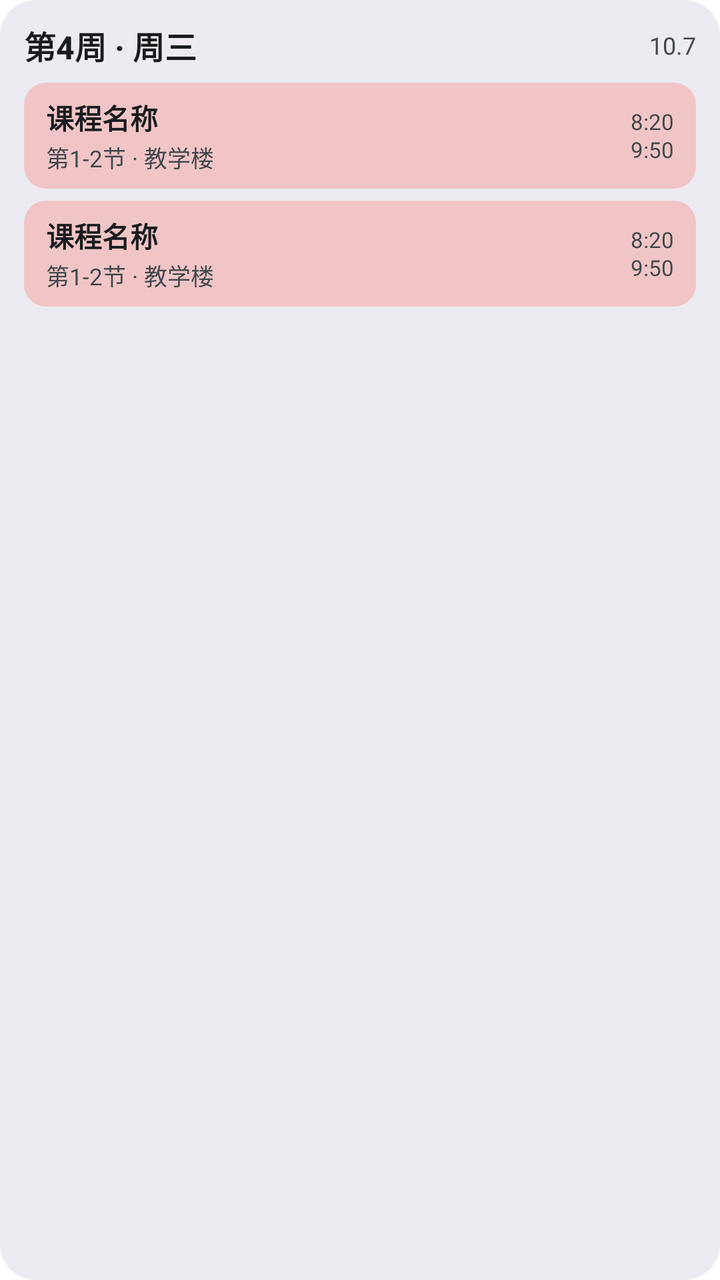
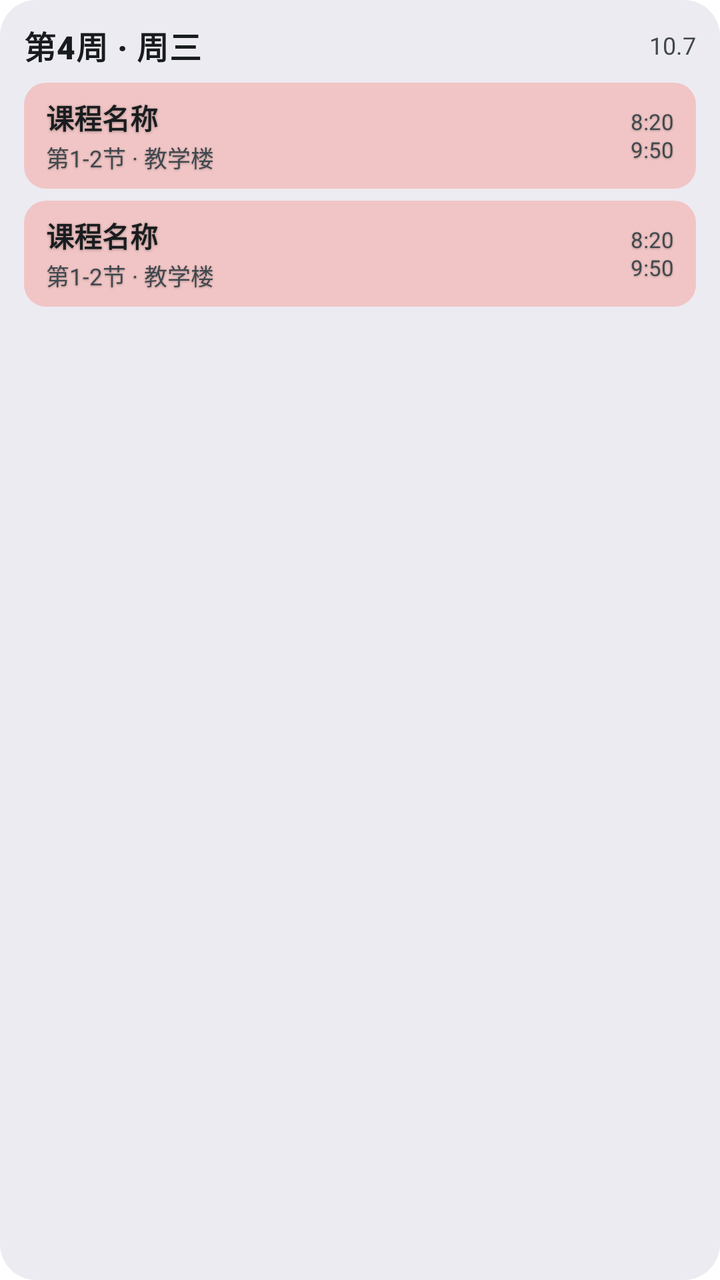

Before-and-after screenshots of an Android layout around one commit, followed by the original layout XML and the change that was made.
<!-- AndroidManifest.xml: application theme Theme.KB -->
<!-- res/layout/widget_today.xml -->
<?xml version="1.0" encoding="utf-8"?>
<LinearLayout xmlns:android="http://schemas.android.com/apk/res/android"
    android:id="@+id/w_root"
    android:layout_width="match_parent"
    android:layout_height="match_parent"
    android:orientation="vertical"
    android:theme="@android:style/Theme.DeviceDefault.DayNight"
    android:background="@drawable/widget_bg"
    android:paddingStart="12dp"
    android:paddingEnd="12dp"
    android:paddingTop="11dp"
    android:paddingBottom="11dp">

    <LinearLayout
        android:layout_width="match_parent"
        android:layout_height="wrap_content"
        android:orientation="horizontal"
        android:gravity="center_vertical">

        <TextView
            android:id="@+id/w_title"
            android:layout_width="0dp"
            android:layout_height="wrap_content"
            android:layout_weight="1"
            android:text="第4周 · 周三"
            android:textSize="16sp"
            android:fontFamily="sans-serif-medium"
            android:textStyle="bold"
            android:textColor="@android:color/system_neutral1_900"
            android:maxLines="1"
            android:ellipsize="end" />

        <TextView
            android:id="@+id/w_date"
            android:layout_width="wrap_content"
            android:layout_height="wrap_content"
            android:layout_marginStart="8dp"
            android:text="10.7"
            android:textSize="12sp"
            android:textColor="@android:color/system_neutral2_700" />
    </LinearLayout>

    <TextView
        android:id="@+id/w_next"
        android:layout_width="match_parent"
        android:layout_height="wrap_content"
        android:layout_marginTop="1dp"
        android:text="下节课 8:20 · 高等数学"
        android:textSize="12sp"
        android:fontFamily="sans-serif-medium"
        android:textColor="@android:color/system_accent1_400"
        android:maxLines="1"
        android:ellipsize="end"
        android:visibility="gone" />

    <LinearLayout
        android:id="@+id/w_rows"
        android:layout_width="match_parent"
        android:layout_height="wrap_content"
        android:layout_marginTop="7dp"
        android:orientation="vertical"
        android:showDividers="middle"
        android:divider="@drawable/widget_divider">

        
        <include layout="@layout/widget_item" />
        <include layout="@layout/widget_item" />
    </LinearLayout>

    <TextView
        android:id="@+id/w_more"
        android:layout_width="match_parent"
        android:layout_height="wrap_content"
        android:layout_marginTop="5dp"
        android:paddingStart="4dp"
        android:text="还有 2 门课…"
        android:textSize="12sp"
        android:textColor="@android:color/system_neutral2_700"
        android:maxLines="1"
        android:visibility="gone" />

    <TextView
        android:id="@+id/w_empty"
        android:layout_width="match_parent"
        android:layout_height="wrap_content"
        android:layout_marginTop="10dp"
        android:lineSpacingExtra="3dp"
        android:text="今天没有课，好好休息 🎉"
        android:textSize="14sp"
        android:textColor="@android:color/system_neutral2_700"
        android:visibility="gone" />
</LinearLayout>
<!-- res/layout/widget_item.xml (included above) -->
<?xml version="1.0" encoding="utf-8"?>
<LinearLayout xmlns:android="http://schemas.android.com/apk/res/android"
    android:id="@+id/w_item"
    android:layout_width="match_parent"
    android:layout_height="wrap_content"
    android:orientation="horizontal"
    android:gravity="center_vertical"
    android:background="@drawable/widget_pill_0"
    android:paddingStart="11dp"
    android:paddingEnd="11dp"
    android:paddingTop="7dp"
    android:paddingBottom="7dp">

    <LinearLayout
        android:layout_width="0dp"
        android:layout_height="wrap_content"
        android:layout_weight="1"
        android:orientation="vertical">

        <TextView
            android:id="@+id/w_name"
            android:layout_width="match_parent"
            android:layout_height="wrap_content"
            android:text="课程名称"
            android:textSize="14sp"
            android:fontFamily="sans-serif-medium"
            android:textStyle="bold"
            android:textColor="@android:color/system_neutral1_900"
            android:maxLines="1"
            android:ellipsize="end" />

        <TextView
            android:id="@+id/w_meta"
            android:layout_width="match_parent"
            android:layout_height="wrap_content"
            android:layout_marginTop="1dp"
            android:text="第1-2节 · 教学楼"
            android:textSize="11.5sp"
            android:textColor="@android:color/system_neutral2_700"
            android:maxLines="1"
            android:ellipsize="end" />
    </LinearLayout>

    
    <TextView
        android:id="@+id/w_time"
        android:layout_width="wrap_content"
        android:layout_height="wrap_content"
        android:layout_marginStart="8dp"
        android:gravity="end"
        android:text="8:20\n9:50"
        android:textSize="11sp"
        android:lineSpacingExtra="1dp"
        android:fontFamily="sans-serif"
        android:textColor="@android:color/system_neutral2_700" />
</LinearLayout>
<!-- resources referenced by this layout -->
<resources>
  <!-- drawable widget_bg (drawable) -->
  <?xml version="1.0" encoding="utf-8"?>
  <shape xmlns:android="http://schemas.android.com/apk/res/android" android:shape="rectangle">
      <solid android:color="#ECEBF1" />
      <corners android:radius="18dp" />
  </shape>
  <!-- drawable widget_divider (drawable) -->
  <?xml version="1.0" encoding="utf-8"?>
  <shape xmlns:android="http://schemas.android.com/apk/res/android" android:shape="rectangle">
      <size android:height="6dp" />
      <solid android:color="@android:color/transparent" />
  </shape>
  <!-- drawable widget_pill_0 (drawable) -->
  <?xml version="1.0" encoding="utf-8"?>
  <shape xmlns:android="http://schemas.android.com/apk/res/android" android:shape="rectangle">
      <solid android:color="#FFF1C5C5" />
      <corners android:radius="11dp" />
  </shape>
  <style name="Theme.KB" parent="android:Theme.Material.Light.NoActionBar">
          <item name="android:windowBackground">@android:color/white</item>
          <item name="android:statusBarColor">@android:color/transparent</item>
      </style>
</resources>

<!-- the commit's change to res/layout/widget_today.xml (unified diff, before → after) -->
@@ -24,8 +24,8 @@
             android:layout_weight="1"
             android:text="第4周 · 周三"
             android:textSize="16sp"
-            android:fontFamily="sans-serif-medium"
-            android:textStyle="bold"
+            android:fontFamily="sans-serif-black"
+            android:letterSpacing="0.02"
             android:textColor="@android:color/system_neutral1_900"
             android:maxLines="1"
             android:ellipsize="end" />
@@ -85,7 +85,7 @@
         android:layout_height="wrap_content"
         android:layout_marginTop="10dp"
         android:lineSpacingExtra="3dp"
-        android:text="今天没有课，好好休息 🎉"
+        android:text="今天没有课，好好休息"
         android:textSize="14sp"
         android:textColor="@android:color/system_neutral2_700"
         android:visibility="gone" />
@@ -118,6 +118,9 @@
             android:textSize="14sp"
             android:fontFamily="sans-serif-medium"
             android:textStyle="bold"
+            android:shadowColor="#4D000000"
+            android:shadowRadius="3"
+            android:shadowDy="1"
             android:textColor="@android:color/system_neutral1_900"
             android:maxLines="1"
             android:ellipsize="end" />
@@ -129,6 +132,9 @@
             android:layout_marginTop="1dp"
             android:text="第1-2节 · 教学楼"
             android:textSize="11.5sp"
+            android:shadowColor="#4D000000"
+            android:shadowRadius="2"
+            android:shadowDy="1"
             android:textColor="@android:color/system_neutral2_700"
             android:maxLines="1"
             android:ellipsize="end" />
@@ -145,5 +151,9 @@
         android:textSize="11sp"
         android:lineSpacingExtra="1dp"
         android:fontFamily="sans-serif"
+        android:fontFeatureSettings="tnum"
+        android:shadowColor="#4D000000"
+        android:shadowRadius="2"
+        android:shadowDy="1"
         android:textColor="@android:color/system_neutral2_700" />
 </LinearLayout>
